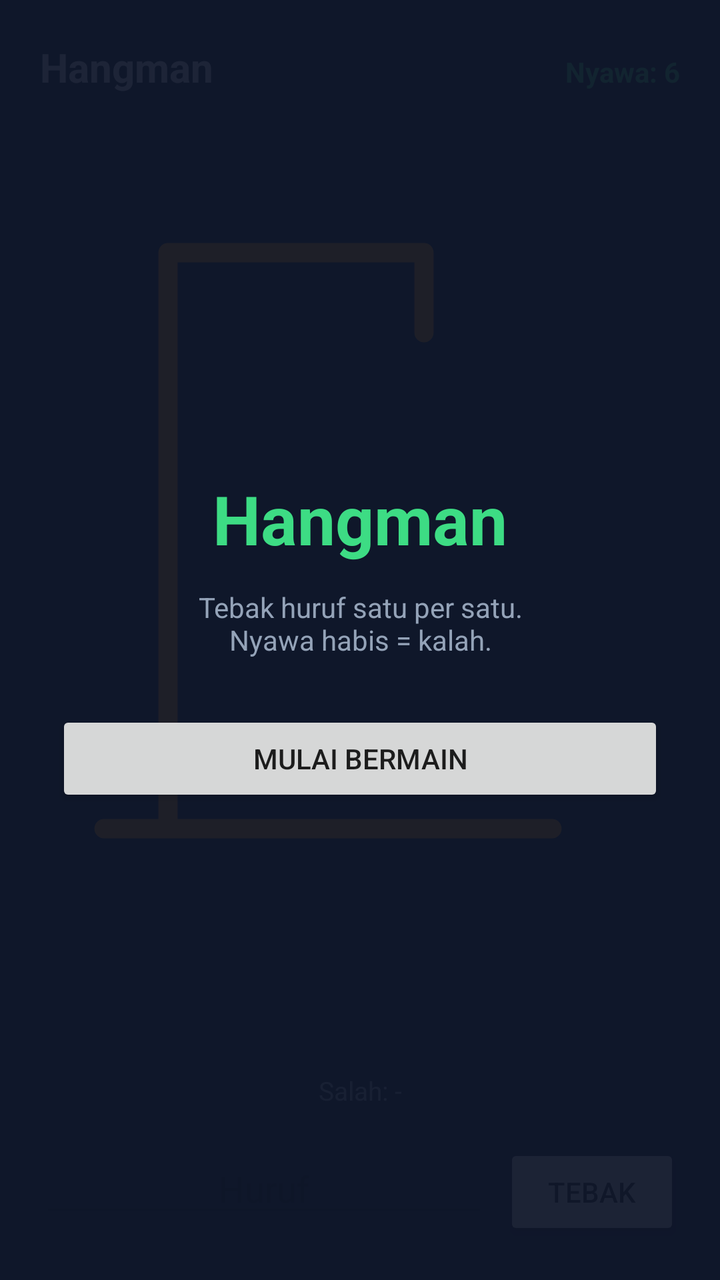
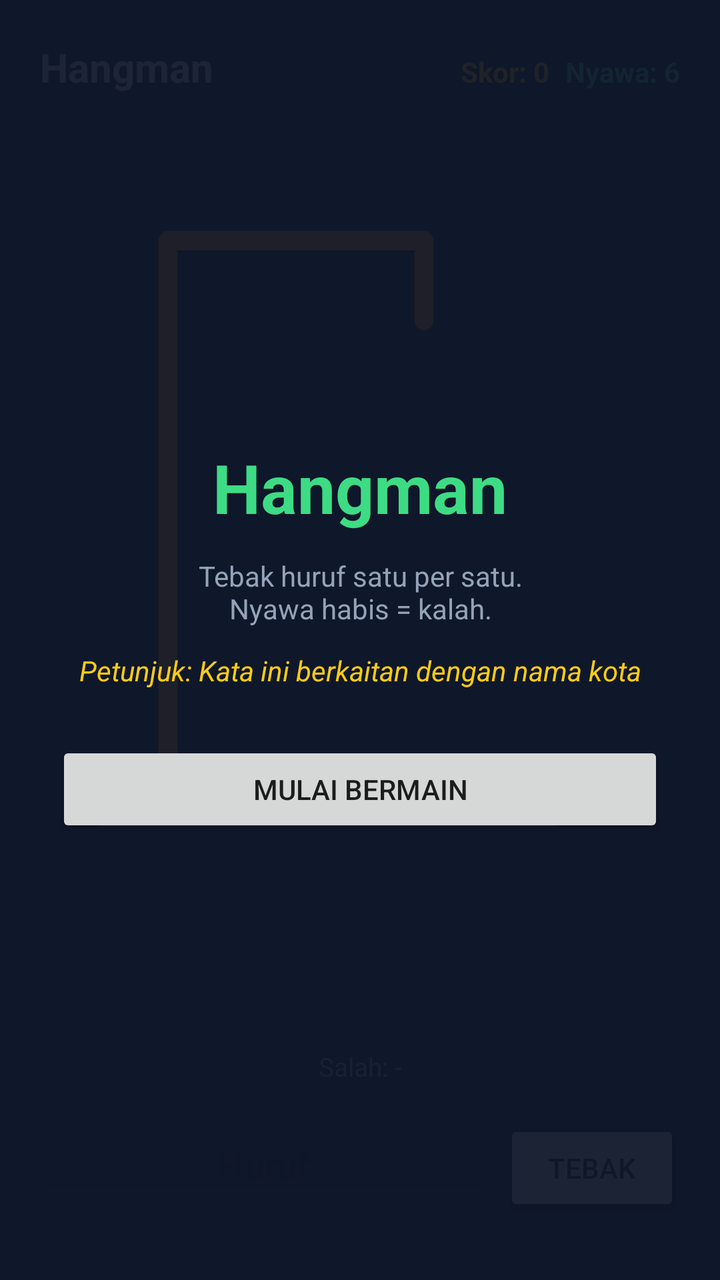

Screens rendered from an Android XML layout before and after an edit, with the pre-edit source and the edit as a unified diff.
<!-- AndroidManifest.xml: activity theme Theme.Teori5hangmanGame -->
<!-- res/layout/activity_main.xml -->
<?xml version="1.0" encoding="utf-8"?>
<FrameLayout xmlns:android="http://schemas.android.com/apk/res/android"
    android:layout_width="match_parent"
    android:layout_height="match_parent"
    android:background="#0f172a">

    
    <LinearLayout
        android:layout_width="match_parent"
        android:layout_height="match_parent"
        android:orientation="vertical"
        android:padding="20dp">

        
        <LinearLayout
            android:layout_width="match_parent"
            android:layout_height="wrap_content"
            android:orientation="horizontal">

            <TextView
                android:layout_width="0dp"
                android:layout_height="wrap_content"
                android:layout_weight="1"
                android:text="@string/judul_permainan"
                android:textColor="#e2e8f0"
                android:textSize="20sp"
                android:textStyle="bold" />

            <TextView
                android:id="@+id/tvNyawa"
                android:layout_width="wrap_content"
                android:layout_height="wrap_content"
                android:text="Nyawa: 6"
                android:textColor="#3ddc84"
                android:textStyle="bold" />
        </LinearLayout>

        
        <FrameLayout
            android:id="@+id/frameGantungan"
            android:layout_width="match_parent"
            android:layout_height="0dp"
            android:layout_weight="1"
            android:layout_marginTop="12dp">

            
            <ImageView
                android:layout_width="match_parent"
                android:layout_height="match_parent"
                android:contentDescription="@string/gambar_gantungan"
                android:scaleType="fitCenter"
                android:src="@drawable/gambar_tiang" />

            
            <ImageView
                android:id="@+id/imgKepala"
                android:layout_width="match_parent"
                android:layout_height="match_parent"
                android:importantForAccessibility="no"
                android:scaleType="fitCenter"
                android:src="@drawable/gambar_kepala"
                android:visibility="invisible" />

            <ImageView
                android:id="@+id/imgBadan"
                android:layout_width="match_parent"
                android:layout_height="match_parent"
                android:importantForAccessibility="no"
                android:scaleType="fitCenter"
                android:src="@drawable/gambar_badan"
                android:visibility="invisible" />

            <ImageView
                android:id="@+id/imgTanganKiri"
                android:layout_width="match_parent"
                android:layout_height="match_parent"
                android:importantForAccessibility="no"
                android:scaleType="fitCenter"
                android:src="@drawable/gambar_tangan_kiri"
                android:visibility="invisible" />

            <ImageView
                android:id="@+id/imgTanganKanan"
                android:layout_width="match_parent"
                android:layout_height="match_parent"
                android:importantForAccessibility="no"
                android:scaleType="fitCenter"
                android:src="@drawable/gambar_tangan_kanan"
                android:visibility="invisible" />

            <ImageView
                android:id="@+id/imgKakiKiri"
                android:layout_width="match_parent"
                android:layout_height="match_parent"
                android:importantForAccessibility="no"
                android:scaleType="fitCenter"
                android:src="@drawable/gambar_kaki_kiri"
                android:visibility="invisible" />

            <ImageView
                android:id="@+id/imgKakiKanan"
                android:layout_width="match_parent"
                android:layout_height="match_parent"
                android:importantForAccessibility="no"
                android:scaleType="fitCenter"
                android:src="@drawable/gambar_kaki_kanan"
                android:visibility="invisible" />
        </FrameLayout>

        
        <TextView
            android:id="@+id/tvKata"
            android:layout_width="match_parent"
            android:layout_height="wrap_content"
            android:layout_marginTop="10dp"
            android:fontFamily="monospace"
            android:gravity="center"
            android:letterSpacing="0.25"
            android:textColor="#ffffff"
            android:textSize="26sp"
            android:textStyle="bold" />

        
        <TextView
            android:id="@+id/tvRiwayat"
            android:layout_width="match_parent"
            android:layout_height="wrap_content"
            android:layout_marginTop="10dp"
            android:gravity="center"
            android:text="Salah: -"
            android:textColor="#94a3b8"
            android:textSize="13sp" />

        
        <LinearLayout
            android:layout_width="match_parent"
            android:layout_height="wrap_content"
            android:layout_marginTop="18dp"
            android:orientation="horizontal">

            <EditText
                android:id="@+id/etTebak"
                android:layout_width="0dp"
                android:layout_height="wrap_content"
                android:layout_weight="1"
                android:gravity="center"
                android:hint="@string/hint_tebak"
                android:imeOptions="actionDone"
                android:inputType="textCapCharacters"
                android:maxLength="1" />

            <Button
                android:id="@+id/btnTebak"
                android:layout_width="wrap_content"
                android:layout_height="wrap_content"
                android:layout_marginStart="8dp"
                android:text="@string/btn_tebak" />
        </LinearLayout>
    </LinearLayout>

    
    <LinearLayout
        android:id="@+id/overlayHasil"
        android:layout_width="match_parent"
        android:layout_height="match_parent"
        android:background="#cc0f172a"
        android:clickable="true"
        android:focusable="true"
        android:gravity="center"
        android:orientation="vertical"
        android:padding="28dp"
        android:visibility="gone">

        <TextView
            android:id="@+id/tvHasil"
            android:layout_width="match_parent"
            android:layout_height="wrap_content"
            android:gravity="center"
            android:text="Kamu Menang!"
            android:textColor="#3ddc84"
            android:textSize="30sp"
            android:textStyle="bold" />

        <TextView
            android:id="@+id/tvKataAkhir"
            android:layout_width="match_parent"
            android:layout_height="wrap_content"
            android:layout_marginTop="10dp"
            android:fontFamily="monospace"
            android:gravity="center"
            android:letterSpacing="0.2"
            android:textColor="#e2e8f0"
            android:textSize="18sp" />

        <Button
            android:id="@+id/btnMainLagi"
            android:layout_width="match_parent"
            android:layout_height="wrap_content"
            android:layout_marginTop="26dp"
            android:text="@string/btn_main_lagi" />
    </LinearLayout>

    
    <LinearLayout
        android:id="@+id/overlayMulai"
        android:layout_width="match_parent"
        android:layout_height="match_parent"
        android:background="#ee0f172a"
        android:clickable="true"
        android:focusable="true"
        android:gravity="center"
        android:orientation="vertical"
        android:padding="28dp">

        <TextView
            android:layout_width="match_parent"
            android:layout_height="wrap_content"
            android:gravity="center"
            android:text="@string/judul_permainan"
            android:textColor="#3ddc84"
            android:textSize="34sp"
            android:textStyle="bold" />

        <TextView
            android:layout_width="match_parent"
            android:layout_height="wrap_content"
            android:layout_marginTop="12dp"
            android:gravity="center"
            android:text="Tebak huruf satu per satu.\nNyawa habis = kalah."
            android:textColor="#94a3b8" />

        <Button
            android:id="@+id/btnMulai"
            android:layout_width="match_parent"
            android:layout_height="wrap_content"
            android:layout_marginTop="26dp"
            android:text="@string/btn_mulai" />
    </LinearLayout>

</FrameLayout>
<!-- resources referenced by this layout -->
<resources>
  <!-- drawable gambar_badan (drawable) -->
  <?xml version="1.0" encoding="utf-8"?>
  <vector xmlns:android="http://schemas.android.com/apk/res/android"
      android:width="200dp"
      android:height="220dp"
      android:viewportWidth="200"
      android:viewportHeight="220">
  
      <path
          android:pathData="M120,85 L120,140"
          android:fillColor="#00000000"
          android:strokeColor="#e2e8f0"
          android:strokeWidth="6"
          android:strokeLineCap="round" />
  </vector>
  <!-- drawable gambar_kaki_kanan (drawable) -->
  <?xml version="1.0" encoding="utf-8"?>
  <vector xmlns:android="http://schemas.android.com/apk/res/android"
      android:width="200dp"
      android:height="220dp"
      android:viewportWidth="200"
      android:viewportHeight="220">
  
      <path
          android:pathData="M120,140 L142,176"
          android:fillColor="#00000000"
          android:strokeColor="#e2e8f0"
          android:strokeWidth="6"
          android:strokeLineCap="round" />
  </vector>
  <!-- drawable gambar_kaki_kiri (drawable) -->
  <?xml version="1.0" encoding="utf-8"?>
  <vector xmlns:android="http://schemas.android.com/apk/res/android"
      android:width="200dp"
      android:height="220dp"
      android:viewportWidth="200"
      android:viewportHeight="220">
  
      <path
          android:pathData="M120,140 L98,176"
          android:fillColor="#00000000"
          android:strokeColor="#e2e8f0"
          android:strokeWidth="6"
          android:strokeLineCap="round" />
  </vector>
  <!-- drawable gambar_kepala (drawable) -->
  <?xml version="1.0" encoding="utf-8"?>
  <vector xmlns:android="http://schemas.android.com/apk/res/android"
      android:width="200dp"
      android:height="220dp"
      android:viewportWidth="200"
      android:viewportHeight="220">
      <path
          android:pathData="M100,65 A20,20 0 1,0 140,65 A20,20 0 1,0 100,65"
          android:fillColor="#00000000"
          android:strokeColor="#e2e8f0"
          android:strokeWidth="6"
          android:strokeLineCap="round" />
  </vector>
  <!-- drawable gambar_tangan_kanan (drawable) -->
  <?xml version="1.0" encoding="utf-8"?>
  <vector xmlns:android="http://schemas.android.com/apk/res/android"
      android:width="200dp"
      android:height="220dp"
      android:viewportWidth="200"
      android:viewportHeight="220">
  
      <path
          android:pathData="M120,85 L145,122"
          android:fillColor="#00000000"
          android:strokeColor="#e2e8f0"
          android:strokeWidth="6"
          android:strokeLineCap="round" />
  </vector>
  <!-- drawable gambar_tangan_kiri (drawable) -->
  <?xml version="1.0" encoding="utf-8"?>
  <vector xmlns:android="http://schemas.android.com/apk/res/android"
      android:width="200dp"
      android:height="220dp"
      android:viewportWidth="200"
      android:viewportHeight="220">
  
      <path
          android:pathData="M120,98 L95,122"
          android:fillColor="#00000000"
          android:strokeColor="#e2e8f0"
          android:strokeWidth="6"
          android:strokeLineCap="round" />
  </vector>
  <!-- drawable gambar_tiang (drawable) -->
  <?xml version="1.0" encoding="utf-8"?>
  <vector xmlns:android="http://schemas.android.com/apk/res/android"
      android:width="200dp"
      android:height="220dp"
      android:viewportWidth="200"
      android:viewportHeight="220">
      <path
          android:pathData="M40,200 L40,20 M40,20 L120,20 M120,20 L120,45 M20,200 L160,200"
          android:fillColor="#00000000"
          android:strokeColor="#f59e0b"
          android:strokeWidth="6"
          android:strokeLineCap="round" />
  </vector>
  <string name="btn_main_lagi">Main Lagi</string>
  <string name="btn_mulai">Mulai Bermain</string>
  <string name="btn_tebak">Tebak</string>
  <string name="gambar_gantungan">Gambar tiang gantungan</string>
  <string name="hint_tebak">Huruf</string>
  <string name="judul_permainan">Hangman</string>
  <style name="Theme.Teori5hangmanGame" parent="Theme.AppCompat.DayNight.NoActionBar" />
</resources>

<!-- the commit's change to res/layout/activity_main.xml (unified diff, before → after) -->
@@ -27,6 +27,15 @@
                 android:textStyle="bold" />
 
             <TextView
+                android:id="@+id/tvSkor"
+                android:layout_width="wrap_content"
+                android:layout_height="wrap_content"
+                android:layout_marginEnd="8dp"
+                android:text="Skor: 0"
+                android:textColor="#facc15"
+                android:textStyle="bold" />
+
+            <TextView
                 android:id="@+id/tvNyawa"
                 android:layout_width="wrap_content"
                 android:layout_height="wrap_content"
@@ -156,6 +165,16 @@
                 android:layout_marginStart="8dp"
                 android:text="@string/btn_tebak" />
         </LinearLayout>
+
+        
+        <GridLayout
+            android:id="@+id/gridHuruf"
+            android:layout_width="match_parent"
+            android:layout_height="wrap_content"
+            android:layout_marginTop="12dp"
+            android:alignmentMode="alignMargins"
+            android:columnCount="7"
+            android:useDefaultMargins="true" />
     </LinearLayout>
 
     
@@ -229,6 +248,17 @@
             android:text="Tebak huruf satu per satu.\nNyawa habis = kalah."
             android:textColor="#94a3b8" />
 
+        <TextView
+            android:id="@+id/tvPetunjukMulai"
+            android:layout_width="match_parent"
+            android:layout_height="wrap_content"
+            android:layout_marginTop="12dp"
+            android:gravity="center"
+            android:text="Petunjuk: Kata ini berkaitan dengan nama kota"
+            android:textColor="#facc15"
+            android:textSize="14sp"
+            android:textStyle="italic" />
+
         <Button
             android:id="@+id/btnMulai"
             android:layout_width="match_parent"
@@ -237,4 +267,48 @@
             android:text="@string/btn_mulai" />
     </LinearLayout>
 
+    
+    <LinearLayout
+        android:id="@+id/overlayKesulitan"
+        android:layout_width="match_parent"
+        android:layout_height="match_parent"
+        android:background="#ee0f172a"
+        android:clickable="true"
+        android:focusable="true"
+        android:gravity="center"
+        android:orientation="vertical"
+        android:padding="28dp"
+        android:visibility="gone">
+
+        <TextView
+            android:layout_width="match_parent"
+            android:layout_height="wrap_content"
+            android:gravity="center"
+            android:text="Pilih Kesulitan"
+            android:textColor="#e2e8f0"
+            android:textSize="26sp"
+            android:textStyle="bold" />
+
+        <Button
+            android:id="@+id/btnMudah"
+            android:layout_width="match_parent"
+            android:layout_height="wrap_content"
+            android:layout_marginTop="26dp"
+            android:text="Mudah" />
+
+        <Button
+            android:id="@+id/btnSedang"
+            android:layout_width="match_parent"
+            android:layout_height="wrap_content"
+            android:layout_marginTop="12dp"
+            android:text="Sedang" />
+
+        <Button
+            android:id="@+id/btnSulit"
+            android:layout_width="match_parent"
+            android:layout_height="wrap_content"
+            android:layout_marginTop="12dp"
+            android:text="Sulit" />
+    </LinearLayout>
+
 </FrameLayout>
